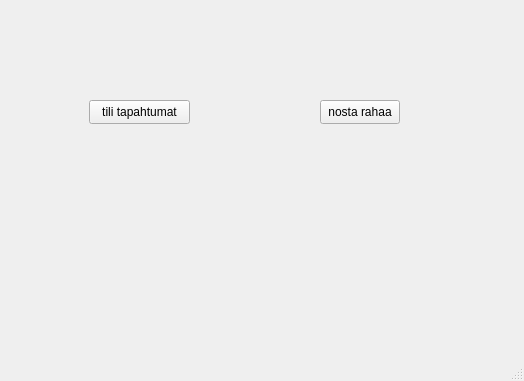
First picture: the form in frontend/mainwindow.ui, repository matiasKoo/BankSim_2023, before the edit.
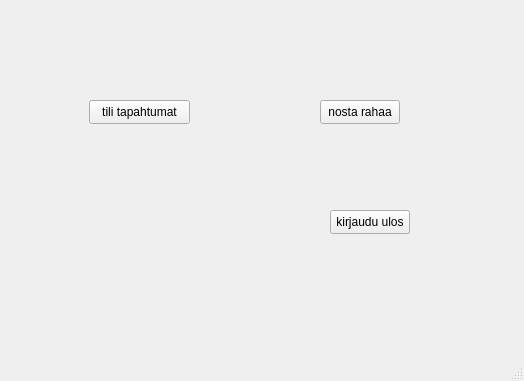
Second picture: the form after the edit. The open tabs and pages were chosen to show the change.

Commit message: logout lisätty

```diff
--- a/frontend/mainwindow.ui
+++ b/frontend/mainwindow.ui
@@ -78,6 +78,19 @@
        <string>tili tapahtumat</string>
       </property>
      </widget>
+     <widget class="QPushButton" name="logoutButton">
+      <property name="geometry">
+       <rect>
+        <x>330</x>
+        <y>210</y>
+        <width>80</width>
+        <height>24</height>
+       </rect>
+      </property>
+      <property name="text">
+       <string>kirjaudu ulos</string>
+      </property>
+     </widget>
     </widget>
     <widget class="QWidget" name="nostoPage">
      <widget class="QPushButton" name="nosta20">
```
Left out of the diff: 2 changed lines with no effect on the pictures. The commit also changes 2 other files.
